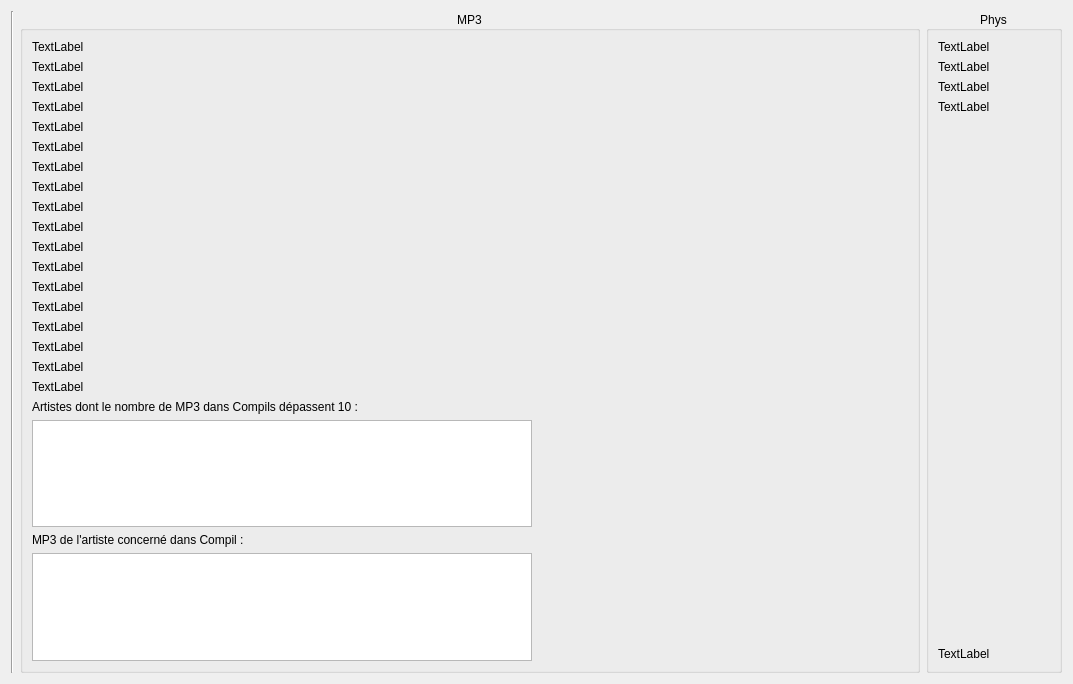
Old version of the form projet-musique/core/ongletstats.ui in the repository toopoormaghell/projet-musique.
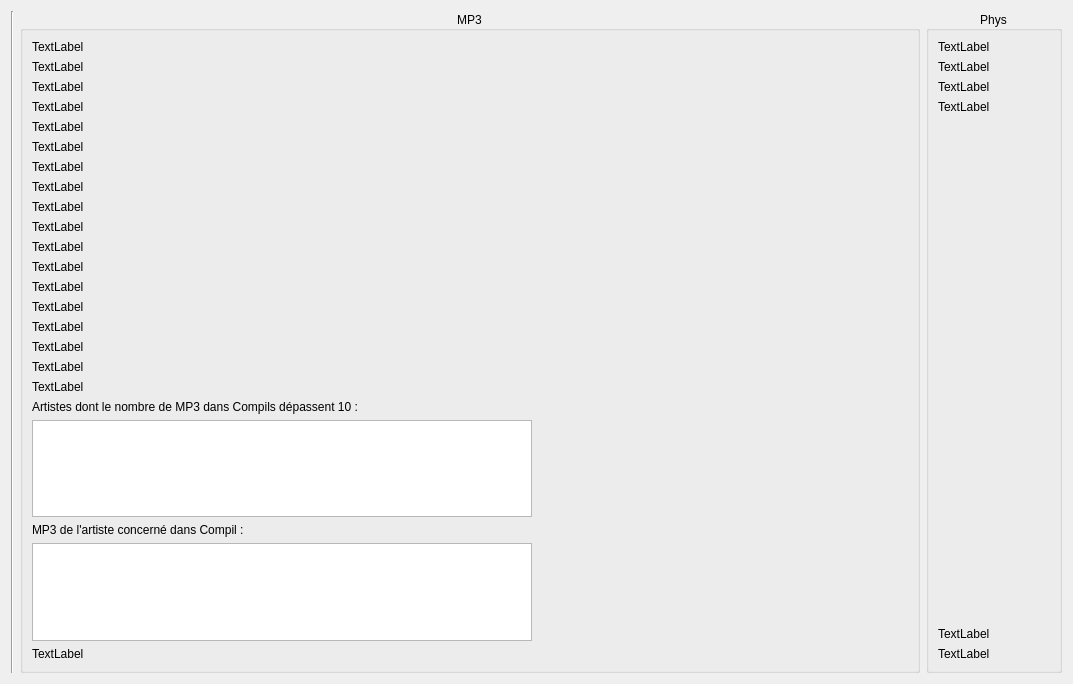
New version of the form.

The edit to the form file:
```diff
--- a/projet-musique/core/ongletstats.ui
+++ b/projet-musique/core/ongletstats.ui
@@ -286,6 +286,13 @@
           </property>
          </widget>
         </item>
+        <item>
+         <widget class="QLabel" name="PourcentMP3Phys">
+          <property name="text">
+           <string>TextLabel</string>
+          </property>
+         </widget>
+        </item>
        </layout>
       </widget>
      </item>
@@ -352,6 +359,13 @@
           </property>
          </widget>
         </item>
+        <item>
+         <widget class="QLabel" name="PourcentAlbumPhysMp3">
+          <property name="text">
+           <string>TextLabel</string>
+          </property>
+         </widget>
+        </item>
        </layout>
       </widget>
      </item>
```
